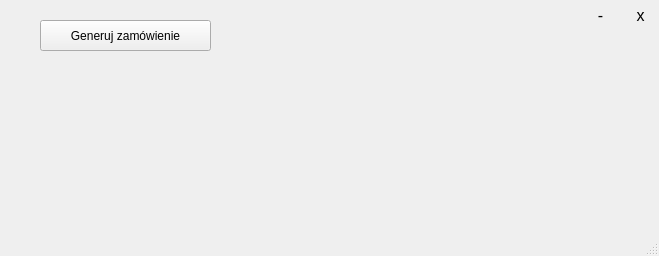
Qt form zamowienia.ui (Fastus001/Zamowienia) before a commit.
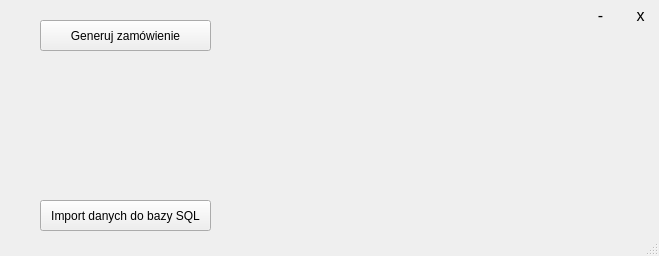
The same form after that commit.

Diff of the .ui file:
```diff
--- a/zamowienia.ui
+++ b/zamowienia.ui
@@ -87,6 +87,19 @@
      <string>Generuj zamówienie</string>
     </property>
    </widget>
+   <widget class="QPushButton" name="import_to_sql_pushButton">
+    <property name="geometry">
+     <rect>
+      <x>40</x>
+      <y>200</y>
+      <width>171</width>
+      <height>31</height>
+     </rect>
+    </property>
+    <property name="text">
+     <string>Import danych do bazy SQL</string>
+    </property>
+   </widget>
   </widget>
   <widget class="QStatusBar" name="statusBar"/>
  </widget>
```
